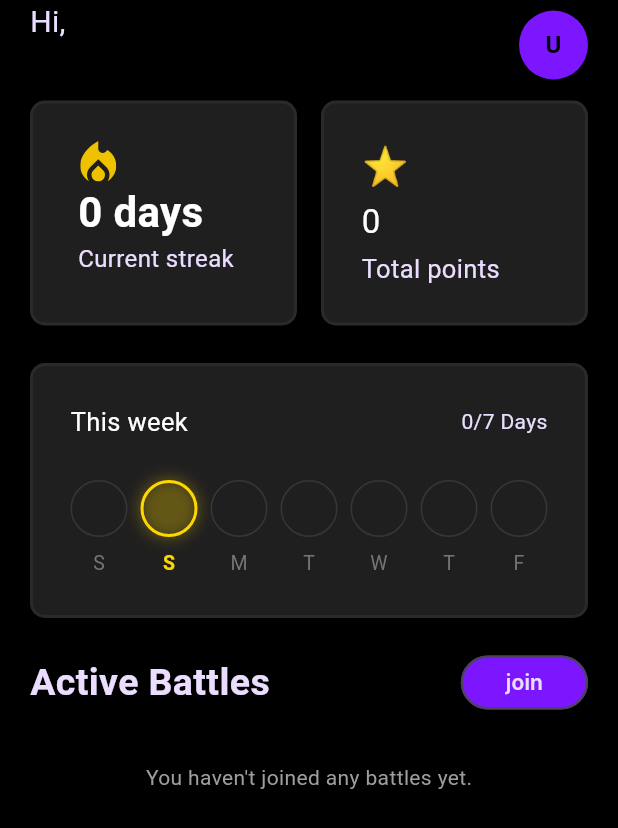
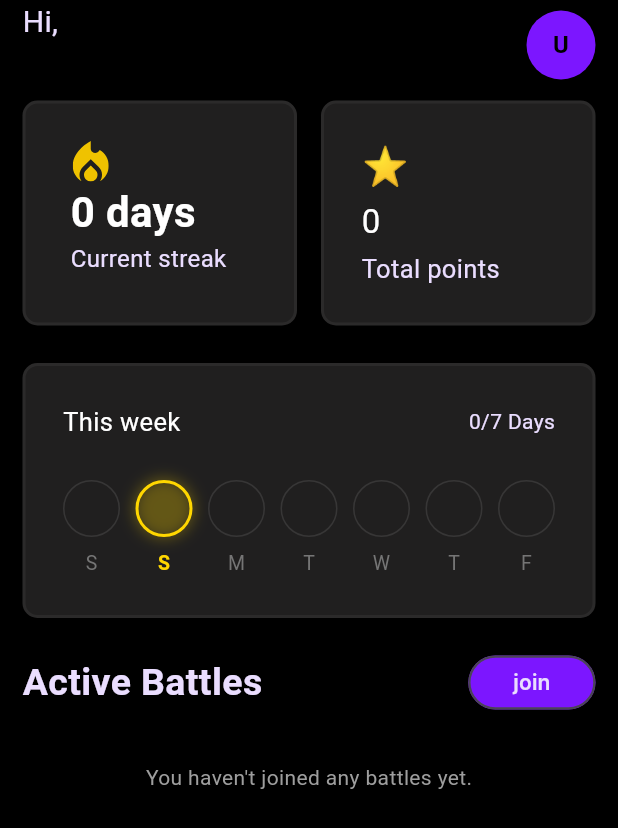
Before and after one commit to zeinawael735/Streak-Battle, a Flutter app: the HomeScreen screen opened directly, on a phone screen of 412 x 824 dp. Shown: the top 828 px of the screen. Run offline on Flutter 3.47's test engine with Material 3 defaults, Android fonts, the phone set to English and light mode, and no system bars; our stand-ins replace bloc, cloud_firestore, equatable, firebase_auth, firebase_core, flutter_bloc and 8 more; accounts and stored records are empty; Roboto replaces fonts that are missing (Inter, Manrope).

Commit message:
modify padding

```diff
--- a/lib/features/home/view/screens/home_screen.dart
+++ b/lib/features/home/view/screens/home_screen.dart
@@ -2,7 +2,6 @@ import 'package:flutter/material.dart';
 import 'package:flutter_bloc/flutter_bloc.dart';
 import 'package:flutter_svg/svg.dart';
 import 'package:streak_battle/core/constants/app_assets.dart';
-import 'package:streak_battle/core/constants/app_color_style.dart';
 import 'package:streak_battle/core/theme/theme.dart';
 import 'package:streak_battle/features/home/view/widgets/Next_up_card.dart';
 import 'package:streak_battle/features/home/view/widgets/active_battles_card.dart';
@@ -40,21 +39,18 @@ class HomeScreen extends StatelessWidget {
               }
 
               if (state is HomeLoaded) {
-                // تحديد عدد التحديات المعروضة في Active Battles
                 final activeBattlesToShow = state.showAllBattles
                     ? state.activeBattles
                     : state.activeBattles.take(2).toList();
 
-                // تحديد عدد التحديات المعروضة في Next Up
                 final nextUpBattlesToShow = state.showAllNextUpBattles
                     ? state.nextUpBattles
                     : state.nextUpBattles.take(2).toList();
 
-                // حساب عدد الأيام المكتملة لعرضها 4/7
                 int completedCount = state.completedDays.where((e) => e).length;
 
                 return Padding(
-                  padding: const EdgeInsets.symmetric(horizontal: 20),
+                  padding: const EdgeInsets.symmetric(horizontal: 15),
                   child: SingleChildScrollView(
                     child: Column(
                       crossAxisAlignment: CrossAxisAlignment.start,
```
